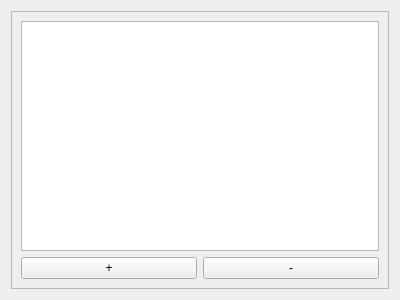
This is application/aliastab.ui in TheNiteCoder/mx-bashrc-config as Qt 5 draws it before an edit. The edited form follows.
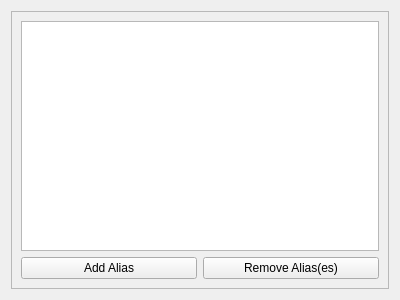
This is the edited form. Icons and pictures are not drawn.

```diff
--- a/application/aliastab.ui
+++ b/application/aliastab.ui
@@ -59,14 +59,20 @@
          <item>
           <widget class="QPushButton" name="pushButton_AliasAdd">
            <property name="text">
-            <string>+</string>
+            <string>Add Alias</string>
+           </property>
+           <property name="icon">
+            <iconset theme="list-add"/>
            </property>
           </widget>
          </item>
          <item>
           <widget class="QPushButton" name="pushButton_AliasRemove">
            <property name="text">
-            <string>-</string>
+            <string>Remove Alias(es)</string>
+           </property>
+           <property name="icon">
+            <iconset theme="list-remove"/>
            </property>
           </widget>
          </item>
```
